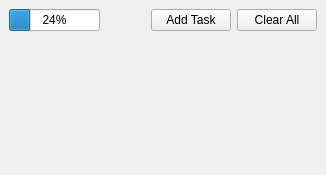
Before: the Qt Designer form MainWindow.ui in emrekovanci/basic-qt-todolist-app, drawn with Qt 5.
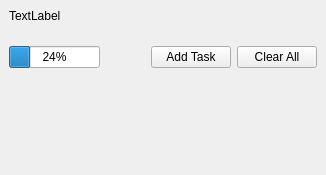
After: the same form once the commit is applied.

```diff
--- a/MainWindow.ui
+++ b/MainWindow.ui
@@ -21,6 +21,26 @@
   </property>
   <widget class="QWidget" name="centralwidget">
    <layout class="QVBoxLayout" name="verticalLayout">
+    <item>
+     <widget class="QLabel" name="infoLabel">
+      <property name="text">
+       <string>TextLabel</string>
+      </property>
+     </widget>
+    </item>
+    <item>
+     <spacer name="verticalSpacer_2">
+      <property name="orientation">
+       <enum>Qt::Vertical</enum>
+      </property>
+      <property name="sizeHint" stdset="0">
+       <size>
+        <width>20</width>
+        <height>40</height>
+       </size>
+      </property>
+     </spacer>
+    </item>
     <item>
      <layout class="QHBoxLayout" name="toolBarLayout">
       <item>
```
